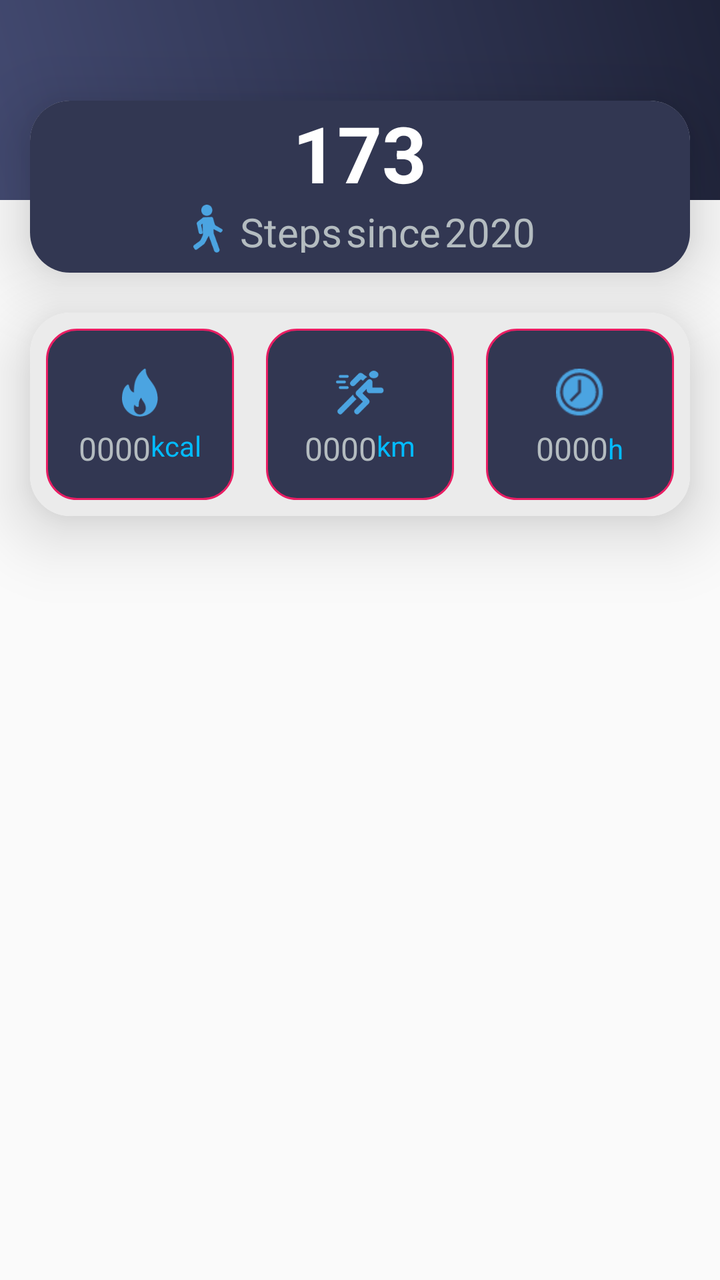
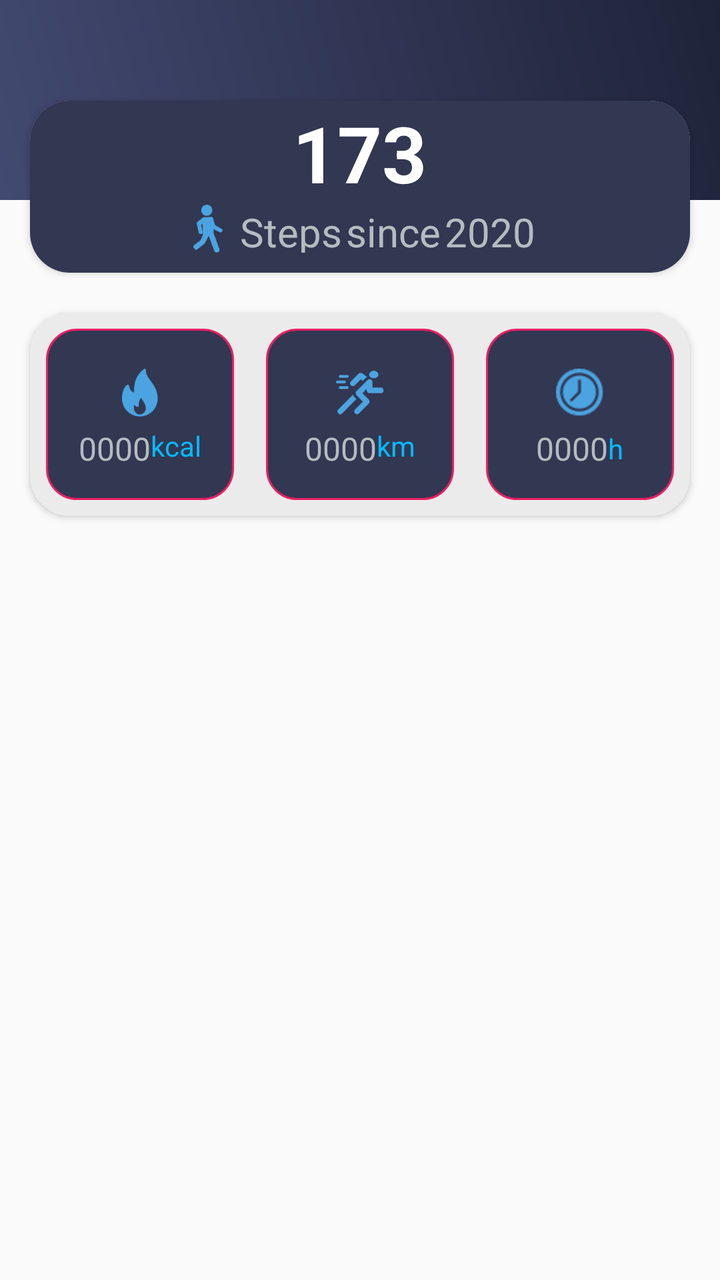

Two renders of the same Android screen: before a commit and after it. Below are the layout's source before the change and the commit's diff.
<!-- AndroidManifest.xml: application theme AppTheme -->
<!-- res/layout/card_training_summary.xml -->
<?xml version="1.0" encoding="utf-8"?>
<LinearLayout xmlns:android="http://schemas.android.com/apk/res/android"
    xmlns:app="http://schemas.android.com/apk/res-auto"
    android:id="@+id/training_overview_activity"
    android:layout_width="match_parent"
    android:layout_height="wrap_content"
    android:fitsSystemWindows="true"
    android:background="@color/transperent"

    android:orientation="vertical">

    <RelativeLayout
        android:layout_width="match_parent"
        android:background="@drawable/a1_grad"
        android:layout_height="100dp"/>

    <androidx.cardview.widget.CardView
        android:id="@+id/cardviewone"
        android:layout_width="match_parent"
        android:layout_height="wrap_content"
        android:layout_marginLeft="@dimen/text_15"
        android:layout_below="@+id/banner"
        android:layout_marginTop="-50dp"
        android:layout_marginRight="@dimen/text_15"
        android:orientation="horizontal"
        app:cardCornerRadius="20dp"

        app:cardElevation="20dip">

    <LinearLayout
        android:layout_width="match_parent"
        android:layout_height="match_parent"
        android:layout_weight="1"
        android:orientation="horizontal"
        android:background="#323752">

        <RelativeLayout
            android:layout_width="match_parent"
            android:layout_height="wrap_content"
            android:layout_gravity="center_vertical">

            <RelativeLayout
                android:layout_width="wrap_content"
                android:layout_height="wrap_content"
                android:layout_alignParentTop="true"
                android:layout_centerHorizontal="true"
                android:layout_gravity="center">

                <TextView
                    android:id="@+id/training_card_steps"
                    android:layout_width="wrap_content"
                    android:layout_height="wrap_content"
                    android:layout_centerHorizontal="true"
                    android:textColor="@color/white"
                    android:text="173"
                    android:textStyle="bold"
                    android:textIsSelectable="false"
                    android:textSize="39sp" />

                <RelativeLayout
                    android:layout_width="wrap_content"
                    android:layout_height="wrap_content"
                    android:layout_marginBottom="10dp"
                    android:layout_below="@id/training_card_steps"
                    android:layout_centerHorizontal="true"
                    >

                    <ImageView
                        android:id="@+id/imageView8"
                        android:layout_width="24dp"
                        android:layout_height="24dp"
                        android:layout_alignParentLeft="true"
                        android:layout_alignParentStart="true"
                        android:layout_centerInParent="true"
                        android:layout_marginEnd="4dp"
                        android:layout_marginRight="4dp"
                        android:src="@mipmap/icon_1" />

                    <TextView
                        android:id="@+id/textView18"
                        android:layout_width="wrap_content"
                        android:layout_height="wrap_content"
                        android:layout_alignBottom="@+id/imageView8"
                        android:layout_toEndOf="@+id/imageView8"
                        android:layout_toRightOf="@+id/imageView8"
                        android:text="@string/steps"
                        android:textSize="@dimen/text_20"
                        android:textColor="@color/textColor" />
                    <TextView
                        android:id="@+id/textView19"
                        android:layout_width="wrap_content"
                        android:layout_height="wrap_content"
                        android:layout_alignBottom="@+id/textView18"
                        android:layout_toEndOf="@+id/textView18"
                        android:layout_toRightOf="@+id/textView18"
                        android:text="@string/since"
                        android:textSize="@dimen/text_20"
                        android:layout_marginLeft="2sp"
                        android:layout_marginStart="2sp"
                        android:textColor="@color/textColor" />
                    <TextView
                        android:id="@+id/training_card_since"
                        android:layout_width="wrap_content"
                        android:layout_height="wrap_content"
                        android:layout_alignBottom="@+id/textView19"
                        android:layout_toEndOf="@+id/textView19"
                        android:layout_toRightOf="@+id/textView19"
                        android:layout_marginLeft="2sp"
                        android:layout_marginStart="2sp"
                        android:textSize="@dimen/text_20"
                        android:text="2020"
                        android:textColor="@color/textColor" />
                </RelativeLayout>
            </RelativeLayout>
        </RelativeLayout>

    </LinearLayout>
    </androidx.cardview.widget.CardView>

    <androidx.cardview.widget.CardView
        android:id="@+id/cardviewone"
        android:layout_marginBottom="20dp"
        android:layout_width="match_parent"
        android:layout_height="wrap_content"
        android:layout_marginLeft="@dimen/text_15"
        android:layout_below="@+id/banner"
        android:layout_marginTop="20dp"
        android:layout_marginRight="@dimen/text_15"
        android:orientation="horizontal"
        app:cardCornerRadius="20dp"

        app:cardElevation="20dip">

    <LinearLayout
        android:layout_width="match_parent"
        android:layout_height="match_parent"
        android:layout_weight="1"
        android:baselineAligned="false"
        android:orientation="horizontal"
        android:background="#EBEBEB">

        <RelativeLayout
            android:layout_width="match_parent"
            android:layout_margin="8dp"
            android:layout_height="match_parent"
            android:layout_weight="1">

            <RelativeLayout
                android:layout_width="match_parent"
                android:layout_height="wrap_content"
                android:layout_centerHorizontal="true"
                android:padding="10dp"
                android:background="@drawable/corner1"
                android:layout_centerVertical="true">



                <ImageView
                    android:id="@+id/imageView2"
                    android:layout_width="24dp"
                    android:layout_height="24dp"
                    android:layout_centerHorizontal="true"
                    android:layout_marginTop="10dp"
                    android:src="@mipmap/icon_3" />



                <RelativeLayout
                    android:layout_width="wrap_content"
                    android:layout_height="wrap_content"
                    android:layout_below="@id/imageView2"
                    android:layout_marginBottom="5dp"
                    android:layout_centerHorizontal="true"
                    android:layout_marginTop="5dp">



                    <TextView
                        android:id="@+id/training_card_calories"
                        android:layout_width="wrap_content"
                        android:layout_height="wrap_content"
                        android:layout_alignParentLeft="true"
                        android:layout_alignParentStart="true"
                        android:text="0000"
                        android:layout_centerInParent="true"
                        android:textColor="@color/textColor"
                        android:textSize="16sp" />

                    <TextView
                        android:id="@+id/calorieTitle"
                        android:layout_width="wrap_content"
                        android:layout_height="wrap_content"
                        android:gravity="bottom"
                        android:layout_centerHorizontal="true"
                        android:layout_alignBottom="@+id/imageView2"
                        android:layout_toEndOf="@+id/training_card_calories"
                        android:layout_toRightOf="@+id/training_card_calories"
                        android:text="@string/training_card_calories"

                        android:textColor="@color/colorSkyBlue" />
                </RelativeLayout>
            </RelativeLayout>
        </RelativeLayout>

        <RelativeLayout
            android:layout_width="match_parent"
            android:layout_height="match_parent"
            android:layout_margin="8dp"
            android:layout_weight="1">

            <RelativeLayout
                android:layout_width="match_parent"
                android:layout_height="wrap_content"
                android:layout_centerHorizontal="true"

                android:padding="10dp"
                android:background="@drawable/corner1"
                android:layout_centerVertical="true">

                <ImageView
                    android:id="@+id/imageView4"
                    android:layout_width="24dp"
                    android:layout_height="24dp"
                    android:layout_centerHorizontal="true"
                    android:layout_marginTop="10dp"
                    android:src="@mipmap/icon_2" />


                <RelativeLayout
                    android:layout_width="wrap_content"
                    android:layout_height="wrap_content"
                    android:layout_below="@id/imageView4"
                    android:layout_centerHorizontal="true"
                    android:layout_marginBottom="5dp"

                    android:layout_marginTop="5dp">

                    <TextView
                        android:id="@+id/training_card_distance"
                        android:layout_width="wrap_content"
                        android:layout_height="wrap_content"
                        android:layout_alignParentLeft="true"
                        android:layout_alignParentStart="true"
                        android:text="0000"
                        android:layout_centerInParent="true"
                        android:textColor="@color/textColor"
                        android:textSize="16sp" />


                    <TextView
                        android:id="@+id/training_distance_title"
                        android:layout_width="wrap_content"
                        android:layout_height="wrap_content"
                        android:layout_alignBottom="@+id/imageView4"
                        android:layout_toEndOf="@+id/training_card_distance"
                        android:layout_toRightOf="@+id/training_card_distance"
                        android:text="@string/training_card_distance_km"
                        android:textColor="@color/colorSkyBlue" />
                </RelativeLayout>
            </RelativeLayout>
        </RelativeLayout>

        <RelativeLayout
            android:layout_width="match_parent"
            android:layout_height="match_parent"
            android:layout_margin="8dp"
            android:layout_weight="1">

            <RelativeLayout
                android:layout_width="match_parent"
                android:layout_height="wrap_content"
                android:layout_centerHorizontal="true"
                android:padding="10dp"
                android:background="@drawable/corner1"
                android:layout_centerVertical="true">


                <ImageView
                    android:id="@+id/imageView3"
                    android:layout_width="24dp"
                    android:layout_height="24dp"
                    android:layout_centerHorizontal="true"
                    android:layout_marginTop="10dp"
                    android:src="@drawable/clock_3" />

                <RelativeLayout
                    android:layout_width="wrap_content"
                    android:layout_height="wrap_content"
                    android:layout_below="@id/imageView3"
                    android:layout_centerHorizontal="true"
                    android:layout_marginBottom="5dp"
                    android:layout_marginTop="5dp">


                    <TextView
                        android:id="@+id/training_card_duration"
                        android:layout_width="wrap_content"
                        android:layout_height="wrap_content"
                        android:layout_alignParentLeft="true"
                        android:layout_alignParentStart="true"
                        android:singleLine="true"
                        android:text="0000"
                        android:textColor="@color/textColor"
                        android:textSize="16sp" />


                    <TextView
                        android:id="@+id/textView11"
                        android:layout_width="wrap_content"
                        android:layout_height="wrap_content"
                        android:text="@string/training_card_duration"
                        android:textColor="@color/colorSkyBlue"
                        android:layout_centerVertical="true"
                        android:layout_toRightOf="@+id/training_card_duration"
                        android:layout_toEndOf="@+id/training_card_duration" />
                </RelativeLayout>
            </RelativeLayout>
        </RelativeLayout>
    </LinearLayout>
    </androidx.cardview.widget.CardView>

</LinearLayout>
<!-- resources referenced by this layout -->
<resources>
  <color name="colorSkyBlue">#03BBFF</color>
  <color name="textColor">#ffb4bcc0</color>
  <color name="transperent">#00ffffff</color>
  <color name="white">#ffffff</color>
  <dimen name="text_15">15sp</dimen>
  <dimen name="text_20">20sp</dimen>
  <!-- drawable a1_grad (drawable) -->
  <?xml version="1.0" encoding="utf-8"?>
  <shape xmlns:android="http://schemas.android.com/apk/res/android">
      <gradient
          android:angle="225"
          android:endColor="#434A71"
          android:startColor="#1F2339" />
  
  
  </shape>
  <!-- drawable clock_3: png bitmap (drawable, 1368 bytes) -->
  <!-- drawable corner1 (drawable) -->
  <?xml version="1.0" encoding="utf-8"?>
  <shape xmlns:android="http://schemas.android.com/apk/res/android"
      android:shape="rectangle">
  
  
      <stroke
          android:width="1dp"
          android:color="#E91E63"/>
  
      <corners android:radius="15dp"/>
  
      <solid
          android:color="#323752"/>
  
  </shape>
  <!-- mipmap icon_1: png bitmap (mipmap-xhdpi, 1923 bytes) -->
  <!-- mipmap icon_2: png bitmap (mipmap-xhdpi, 2374 bytes) -->
  <!-- mipmap icon_3: png bitmap (mipmap-xhdpi, 1640 bytes) -->
  <string name="since">since</string>
  <string name="steps">Steps</string>
  <string name="training_card_calories">kcal</string>
  <string name="training_card_distance_km">km</string>
  <string name="training_card_duration">h</string>
  <style name="AppTheme" parent="Theme.AppCompat.Light.DarkActionBar">
          
          <item name="colorPrimary">@color/colorPrimary</item>
          <item name="colorPrimaryDark">@color/colorPrimaryDark</item>
          <item name="colorAccent">@color/colorAccent</item>
      </style>
  <color name="colorPrimary">#434A71</color>
  <color name="colorPrimaryDark">#1F2339</color>
  <color name="colorAccent">#1F2339</color>
</resources>

<!-- the commit's change to res/layout/card_training_summary.xml (unified diff, before → after) -->
@@ -25,7 +25,7 @@
         android:orientation="horizontal"
         app:cardCornerRadius="20dp"
 
-        app:cardElevation="20dip">
+        android:elevation="20dp">
 
     <LinearLayout
         android:layout_width="match_parent"
@@ -129,7 +129,7 @@
         android:orientation="horizontal"
         app:cardCornerRadius="20dp"
 
-        app:cardElevation="20dip">
+        android:elevation="20dp">
 
     <LinearLayout
         android:layout_width="match_parent"
